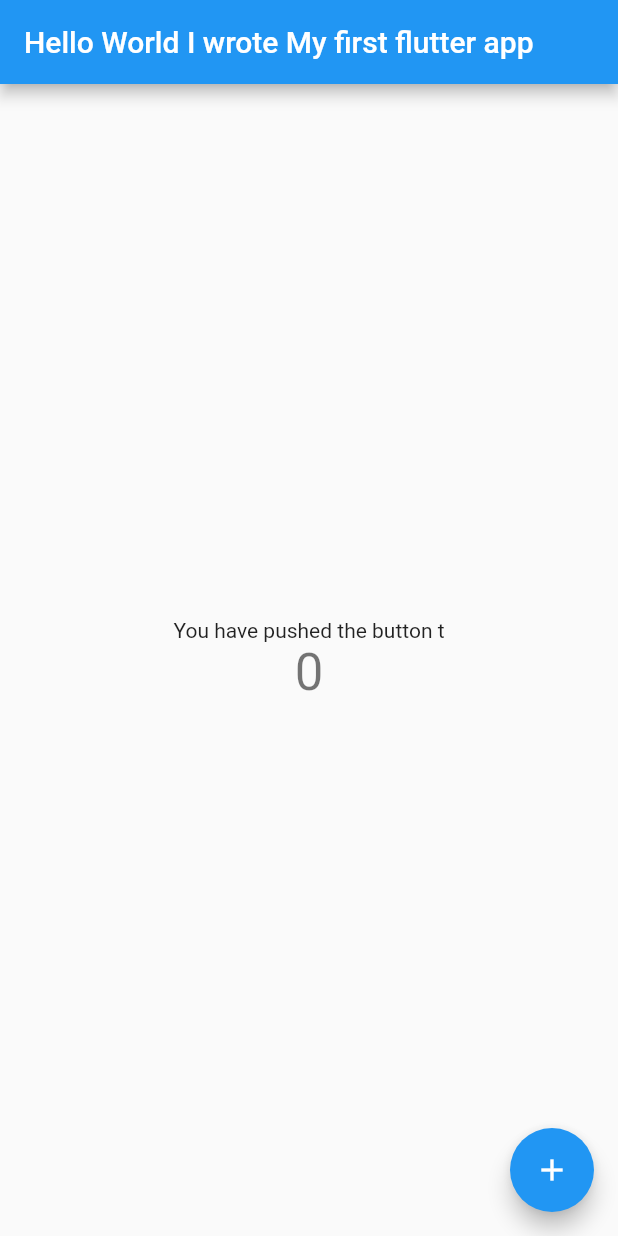
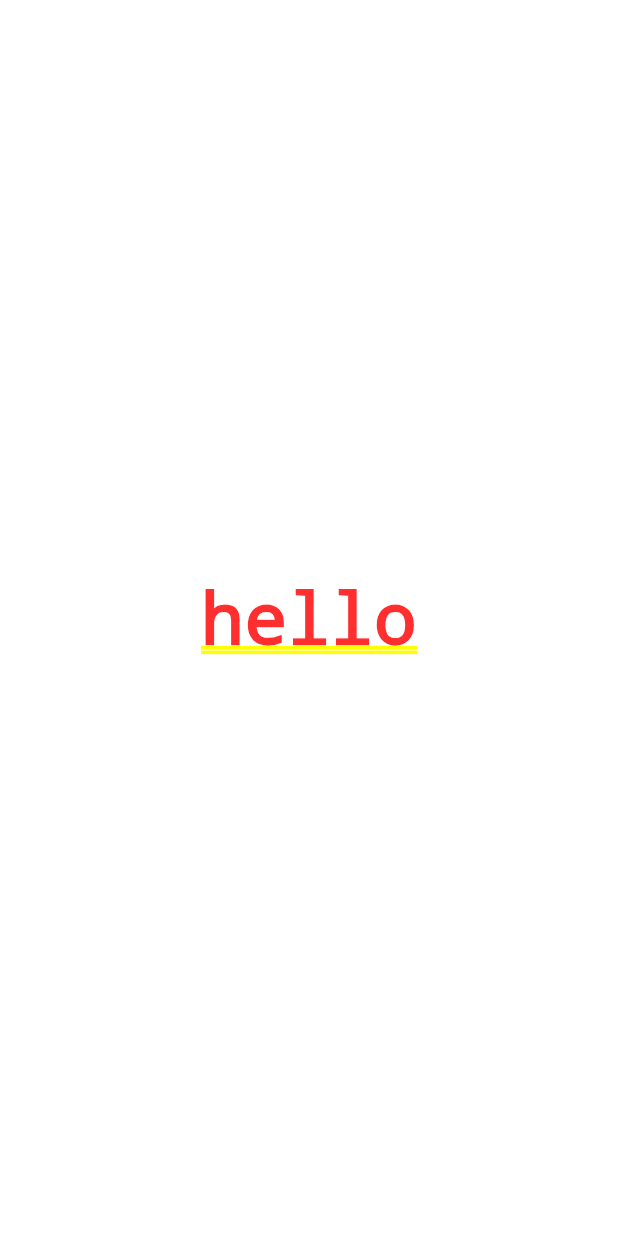
Before and after one commit to pavanbhat1999/firstApp, a Flutter app: the screen it shows after launch, on a phone screen of 412 x 824 dp. Run offline on Flutter 3.47's test engine with Material 2 defaults, Android fonts, the phone set to English and light mode, and no system bars.

Commit message:
first commit

```diff
--- a/lib/main.dart
+++ b/lib/main.dart
@@ -1,117 +1,7 @@
+// Copyright 2018 The Flutter team. All rights reserved.
+// Use of this source code is governed by a BSD-style license that can be
+// found in the LICENSE file.
+
 import 'package:flutter/material.dart';
 
-void main() {
-  runApp(MyApp());
-}
-
-class MyApp extends StatelessWidget {
-  // This widget is the root of your application.
-  @override
-  Widget build(BuildContext context) {
-    return MaterialApp(
-      title: 'Flutter Demo',
-      theme: ThemeData(
-        // This is the theme of your application.
-        //
-        // Try running your application with "flutter run". You'll see the
-        // application has a blue toolbar. Then, without quitting the app, try
-        // changing the primarySwatch below to Colors.green and then invoke
-        // "hot reload" (press "r" in the console where you ran "flutter run",
-        // or simply save your changes to "hot reload" in a Flutter IDE).
-        // Notice that the counter didn't reset back to zero; the application
-        // is not restarted.
-        primarySwatch: Colors.blue,
-        // This makes the visual density adapt to the platform that you run
-        // the app on. For desktop platforms, the controls will be smaller and
-        // closer together (more dense) than on mobile platforms.
-        visualDensity: VisualDensity.adaptivePlatformDensity,
-      ),
-      home: MyHomePage(title: 'Hello World I wrote My first flutter app'),
-    );
-  }
-}
-
-class MyHomePage extends StatefulWidget {
-  MyHomePage({Key key, this.title}) : super(key: key);
-
-  // This widget is the home page of your application. It is stateful, meaning
-  // that it has a State object (defined below) that contains fields that affect
-  // how it looks.
-
-  // This class is the configuration for the state. It holds the values (in this
-  // case the title) provided by the parent (in this case the App widget) and
-  // used by the build method of the State. Fields in a Widget subclass are
-  // always marked "final".
-
-  final String title;
-
-  @override
-  _MyHomePageState createState() => _MyHomePageState();
-}
-
-class _MyHomePageState extends State<MyHomePage> {
-  int _counter = 0;
-
-  void _incrementCounter() {
-    setState(() {
-      // This call to setState tells the Flutter framework that something has
-      // changed in this State, which causes it to rerun the build method below
-      // so that the display can reflect the updated values. If we changed
-      // _counter without calling setState(), then the build method would not be
-      // called again, and so nothing would appear to happen.
-      _counter++;
-    });
-  }
-
-  @override
-  Widget build(BuildContext context) {
-    // This method is rerun every time setState is called, for instance as done
-    // by the _incrementCounter method above.
-    //
-    // The Flutter framework has been optimized to make rerunning build methods
-    // fast, so that you can just rebuild anything that needs updating rather
-    // than having to individually change instances of widgets.
-    return Scaffold(
-      appBar: AppBar(
-        // Here we take the value from the MyHomePage object that was created by
-        // the App.build method, and use it to set our appbar title.
-        title: Text(widget.title),
-      ),
-      body: Center(
-        // Center is a layout widget. It takes a single child and positions it
-        // in the middle of the parent.
-        child: Column(
-          // Column is also a layout widget. It takes a list of children and
-          // arranges them vertically. By default, it sizes itself to fit its
-          // children horizontally, and tries to be as tall as its parent.
-          //
-          // Invoke "debug painting" (press "p" in the console, choose the
-          // "Toggle Debug Paint" action from the Flutter Inspector in Android
-          // Studio, or the "Toggle Debug Paint" command in Visual Studio Code)
-          // to see the wireframe for each widget.
-          //
-          // Column has various properties to control how it sizes itself and
-          // how it positions its children. Here we use mainAxisAlignment to
-          // center the children vertically; the main axis here is the vertical
-          // axis because Columns are vertical (the cross axis would be
-          // horizontal).
-          mainAxisAlignment: MainAxisAlignment.center,
-          children: <Widget>[
-            Text(
-              'You have pushed the button t',
-            ),
-            Text(
-              '$_counter',
-              style: Theme.of(context).textTheme.headline4,
-            ),
-          ],
-        ),
-      ),
-      floatingActionButton: FloatingActionButton(
-        onPressed: _incrementCounter,
-        tooltip: 'Increment',
-        child: Icon(Icons.add),
-      ), // This trailing comma makes auto-formatting nicer for build methods.
-    );
-  }
-}
+void main() => runApp(MaterialApp(home: Center(child: Text("hello"))));
```
